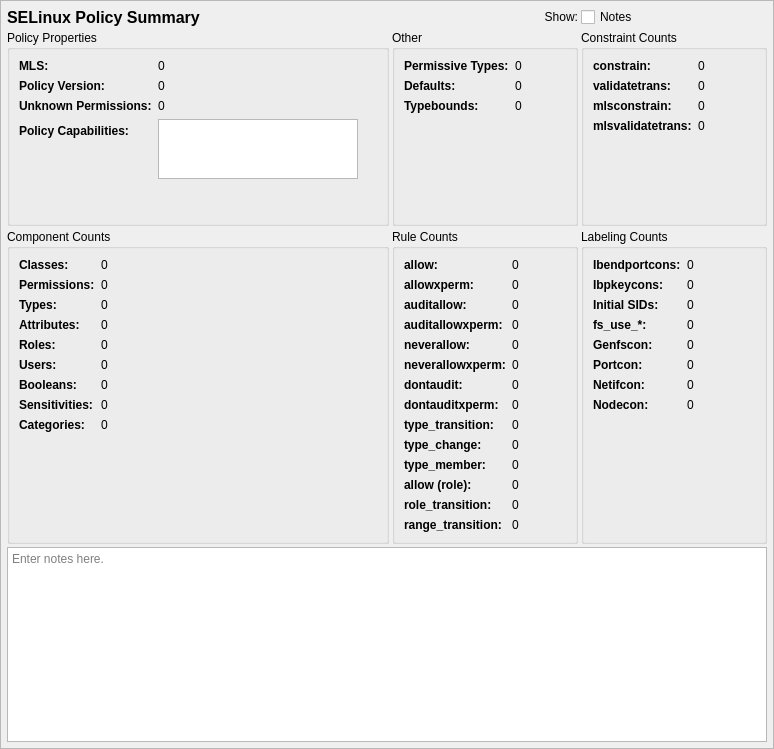
Old version of the form setoolsgui/apol/summary.ui in the repository SELinuxProject/setools.
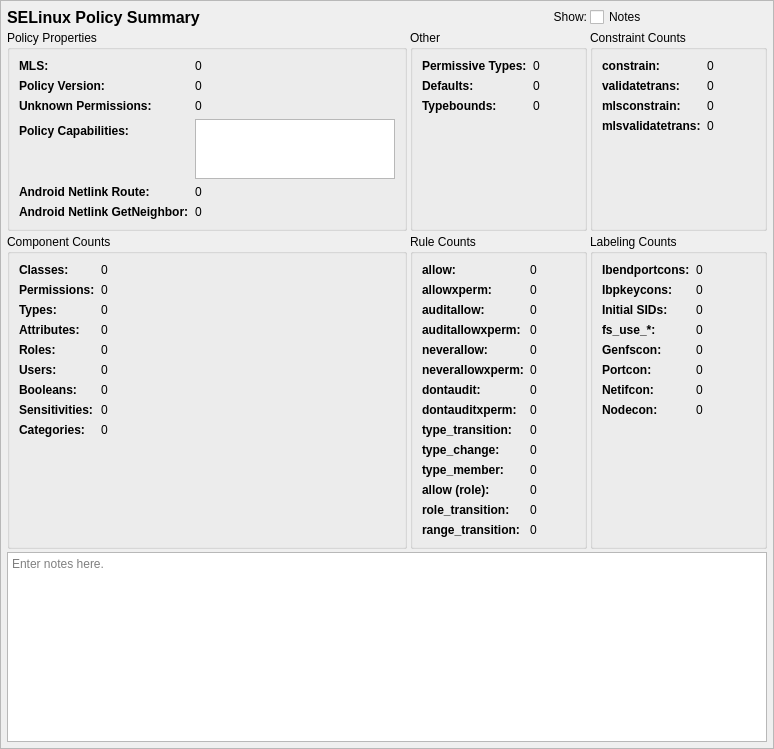
New version of the form.

Commit message:
setools, aosp: Support androiid sepolicy netlink route/getneigh
Also in seinfo, and apol.

The edit to the form file:
```diff
--- a/setoolsgui/apol/summary.ui
+++ b/setoolsgui/apol/summary.ui
@@ -171,6 +171,46 @@
          </property>
         </widget>
        </item>
+       <item row="4" column="0">
+        <widget class="QLabel" name="label_42">
+         <property name="font">
+          <font>
+           <weight>75</weight>
+           <bold>true</bold>
+          </font>
+         </property>
+         <property name="text">
+          <string>Android Netlink Route:</string>
+         </property>
+        </widget>
+       </item>
+       <item row="4" column="1">
+        <widget class="QLabel" name="android_netlink_route">
+         <property name="text">
+          <string>0</string>
+         </property>
+        </widget>
+       </item>
+       <item row="5" column="0">
+        <widget class="QLabel" name="label_43">
+         <property name="font">
+          <font>
+           <weight>75</weight>
+           <bold>true</bold>
+          </font>
+         </property>
+         <property name="text">
+          <string>Android Netlink GetNeighbor:</string>
+         </property>
+        </widget>
+       </item>
+       <item row="5" column="1">
+        <widget class="QLabel" name="android_netlink_getneigh">
+         <property name="text">
+          <string>0</string>
+         </property>
+        </widget>
+       </item>
       </layout>
      </widget>
     </item>
```
The commit also changes 6 other files.
